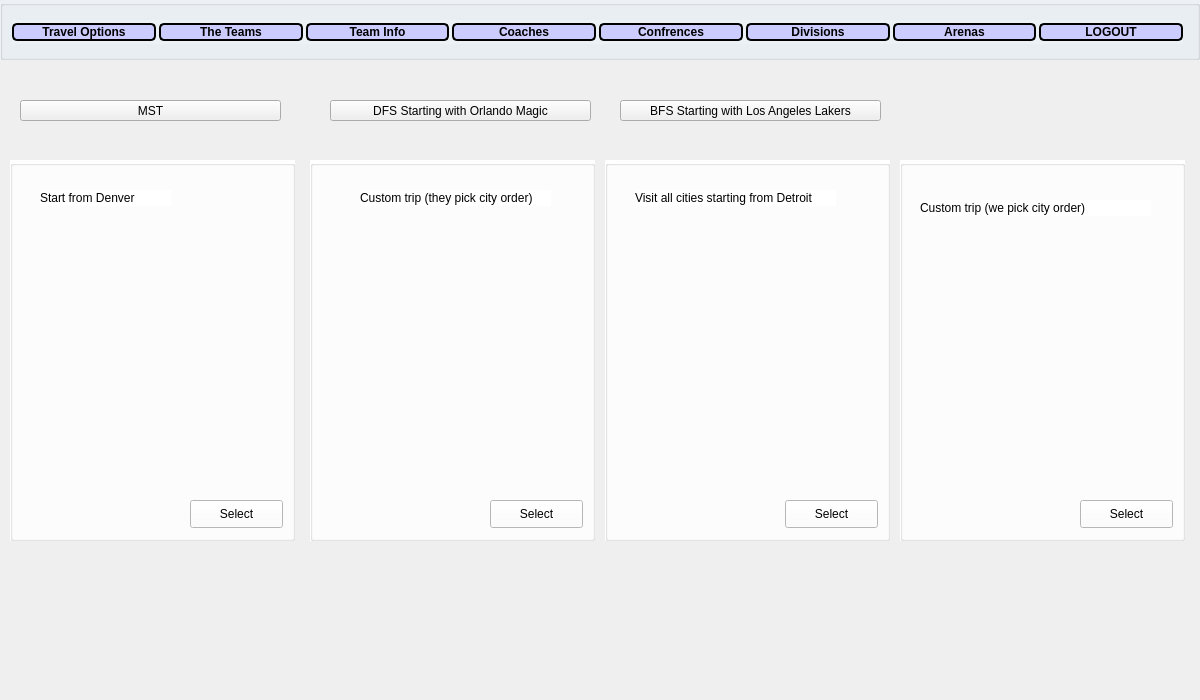
Above: CS1D-Basketball-master/Basketball/user.ui from moetaei/CS1D-Basketball before the change. Below: the same form after it.
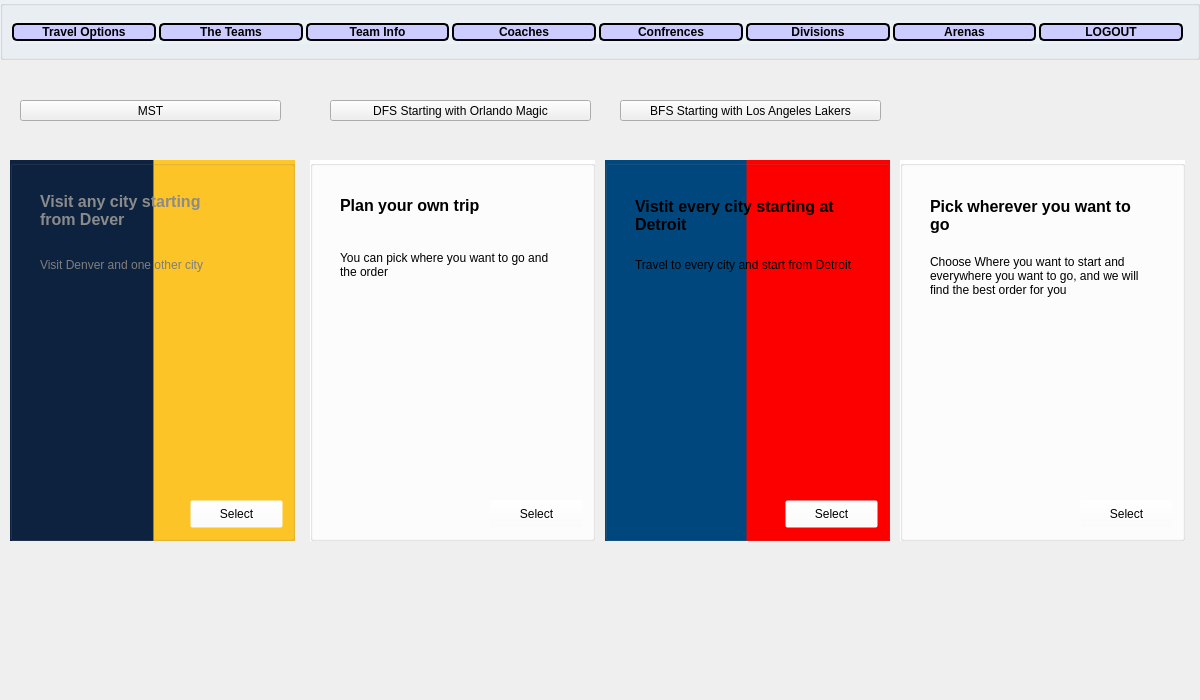
That is the form after the change.

Patch:
```diff
--- a/CS1D-Basketball-master/Basketball/user.ui
+++ b/CS1D-Basketball-master/Basketball/user.ui
@@ -36,7 +36,7 @@
       </rect>
      </property>
      <property name="styleSheet">
-      <string notr="true">background-color:#ffffff;
+      <string notr="true">background-color: qlineargradient(spread:pad, x1:0.5, y1:0, x2:0.506, y2:0, stop:0 rgba(13, 34, 64, 255), stop:1 rgba(255, 198, 39, 255));
 color:black;</string>
      </property>
      <property name="title">
@@ -46,13 +46,19 @@
       <property name="geometry">
        <rect>
         <x>30</x>
-        <y>30</y>
-        <width>131</width>
-        <height>16</height>
+        <y>10</y>
+        <width>191</width>
+        <height>81</height>
        </rect>
       </property>
+      <property name="styleSheet">
+       <string notr="true">background-color: rgba(255, 255, 255, 0);</string>
+      </property>
       <property name="text">
-       <string>Start from Denver</string>
+       <string>&lt;html&gt;&lt;head/&gt;&lt;body&gt;&lt;p&gt;&lt;span style=&quot; font-size:12pt; font-weight:600; color:#8b8b8b;&quot;&gt;Visit any city starting from Dever&lt;/span&gt;&lt;/p&gt;&lt;/body&gt;&lt;/html&gt;</string>
+      </property>
+      <property name="wordWrap">
+       <bool>true</bool>
       </property>
      </widget>
      <widget class="QPushButton" name="pushButton">
@@ -64,10 +70,32 @@
         <height>28</height>
        </rect>
       </property>
+      <property name="styleSheet">
+       <string notr="true">background-color: rgba(255, 255, 255, 0);</string>
+      </property>
       <property name="text">
        <string>Select</string>
       </property>
      </widget>
+     <widget class="QLabel" name="label_5">
+      <property name="geometry">
+       <rect>
+        <x>30</x>
+        <y>90</y>
+        <width>191</width>
+        <height>31</height>
+       </rect>
+      </property>
+      <property name="styleSheet">
+       <string notr="true">background-color: rgba(255, 255, 255, 0);</string>
+      </property>
+      <property name="text">
+       <string>&lt;html&gt;&lt;head/&gt;&lt;body&gt;&lt;p&gt;&lt;span style=&quot; color:#7e7e7e;&quot;&gt;Visit Denver and one other city&lt;/span&gt;&lt;/p&gt;&lt;/body&gt;&lt;/html&gt;</string>
+      </property>
+      <property name="wordWrap">
+       <bool>true</bool>
+      </property>
+     </widget>
     </widget>
     <widget class="QGroupBox" name="package2">
      <property name="geometry">
@@ -88,14 +116,17 @@
      <widget class="QLabel" name="label_2">
       <property name="geometry">
        <rect>
-        <x>50</x>
-        <y>30</y>
+        <x>30</x>
+        <y>20</y>
         <width>191</width>
-        <height>16</height>
+        <height>51</height>
        </rect>
       </property>
+      <property name="styleSheet">
+       <string notr="true">background-color: rgba(255, 255, 255, 0);</string>
+      </property>
       <property name="text">
-       <string>Custom trip (they pick city order)</string>
+       <string>&lt;html&gt;&lt;head/&gt;&lt;body&gt;&lt;p&gt;&lt;span style=&quot; font-size:12pt; font-weight:600;&quot;&gt;Plan your own trip&lt;/span&gt;&lt;/p&gt;&lt;/body&gt;&lt;/html&gt;</string>
       </property>
      </widget>
      <widget class="QPushButton" name="pushButton_2">
@@ -107,10 +138,32 @@
         <height>28</height>
        </rect>
       </property>
+      <property name="styleSheet">
+       <string notr="true">background-color: rgba(255, 255, 255, 0);</string>
+      </property>
       <property name="text">
        <string>Select</string>
       </property>
      </widget>
+     <widget class="QLabel" name="label_6">
+      <property name="geometry">
+       <rect>
+        <x>30</x>
+        <y>90</y>
+        <width>221</width>
+        <height>31</height>
+       </rect>
+      </property>
+      <property name="styleSheet">
+       <string notr="true">background-color: rgba(255, 255, 255, 0);</string>
+      </property>
+      <property name="text">
+       <string>&lt;html&gt;&lt;head/&gt;&lt;body&gt;&lt;p&gt;You can pick where you want to go and the order&lt;/p&gt;&lt;/body&gt;&lt;/html&gt;</string>
+      </property>
+      <property name="wordWrap">
+       <bool>true</bool>
+      </property>
+     </widget>
     </widget>
     <widget class="QGroupBox" name="package3">
      <property name="geometry">
@@ -122,7 +175,7 @@
       </rect>
      </property>
      <property name="styleSheet">
-      <string notr="true">background-color:#ffffff;
+      <string notr="true">background-color: qlineargradient(spread:pad, x1:0.493, y1:0, x2:0.5, y2:0, stop:0 rgba(0, 72, 127, 255), stop:1 rgba(255, 0, 0, 255));
 color:black;</string>
      </property>
      <property name="title">
@@ -134,11 +187,17 @@
         <x>30</x>
         <y>30</y>
         <width>201</width>
-        <height>16</height>
+        <height>51</height>
        </rect>
       </property>
+      <property name="styleSheet">
+       <string notr="true">background-color: rgba(255, 255, 255, 0);</string>
+      </property>
       <property name="text">
-       <string>Visit all cities starting from Detroit</string>
+       <string>&lt;html&gt;&lt;head/&gt;&lt;body&gt;&lt;p&gt;&lt;span style=&quot; font-size:12pt; font-weight:600;&quot;&gt;Vistit every city starting at Detroit&lt;/span&gt;&lt;/p&gt;&lt;/body&gt;&lt;/html&gt;</string>
+      </property>
+      <property name="wordWrap">
+       <bool>true</bool>
       </property>
      </widget>
      <widget class="QPushButton" name="pushButton_3">
@@ -150,10 +209,32 @@
         <height>28</height>
        </rect>
       </property>
+      <property name="styleSheet">
+       <string notr="true">background-color: rgba(255, 255, 255, 0);</string>
+      </property>
       <property name="text">
        <string>Select</string>
       </property>
      </widget>
+     <widget class="QLabel" name="label_7">
+      <property name="geometry">
+       <rect>
+        <x>30</x>
+        <y>90</y>
+        <width>221</width>
+        <height>31</height>
+       </rect>
+      </property>
+      <property name="styleSheet">
+       <string notr="true">background-color: rgba(255, 255, 255, 0);</string>
+      </property>
+      <property name="text">
+       <string>&lt;html&gt;&lt;head/&gt;&lt;body&gt;&lt;p&gt;Travel to every city and start from Detroit&lt;/p&gt;&lt;/body&gt;&lt;/html&gt;</string>
+      </property>
+      <property name="wordWrap">
+       <bool>true</bool>
+      </property>
+     </widget>
     </widget>
     <widget class="QGroupBox" name="package4">
      <property name="geometry">
@@ -174,14 +255,20 @@
      <widget class="QLabel" name="label_4">
       <property name="geometry">
        <rect>
-        <x>20</x>
-        <y>40</y>
+        <x>30</x>
+        <y>90</y>
         <width>231</width>
-        <height>16</height>
+        <height>51</height>
        </rect>
       </property>
+      <property name="styleSheet">
+       <string notr="true">background-color: rgba(255, 255, 255, 0);</string>
+      </property>
       <property name="text">
-       <string>Custom trip (we pick city order)</string>
+       <string>Choose Where you want to start and everywhere you want to go, and we will find the best order for you</string>
+      </property>
+      <property name="wordWrap">
+       <bool>true</bool>
       </property>
      </widget>
      <widget class="QPushButton" name="pushButton_4">
@@ -193,10 +280,32 @@
         <height>28</height>
        </rect>
       </property>
+      <property name="styleSheet">
+       <string notr="true">background-color: rgba(255, 255, 255, 0);</string>
+      </property>
       <property name="text">
        <string>Select</string>
       </property>
      </widget>
+     <widget class="QLabel" name="label_8">
+      <property name="geometry">
+       <rect>
+        <x>30</x>
+        <y>30</y>
+        <width>201</width>
+        <height>51</height>
+       </rect>
+      </property>
+      <property name="styleSheet">
+       <string notr="true">background-color: rgba(255, 255, 255, 0);</string>
+      </property>
+      <property name="text">
+       <string>&lt;html&gt;&lt;head/&gt;&lt;body&gt;&lt;p&gt;&lt;span style=&quot; font-size:12pt; font-weight:600;&quot;&gt;Pick wherever you want to go&lt;/span&gt;&lt;/p&gt;&lt;/body&gt;&lt;/html&gt;</string>
+      </property>
+      <property name="wordWrap">
+       <bool>true</bool>
+      </property>
+     </widget>
     </widget>
     <widget class="QPushButton" name="dfs">
      <property name="geometry">
```
